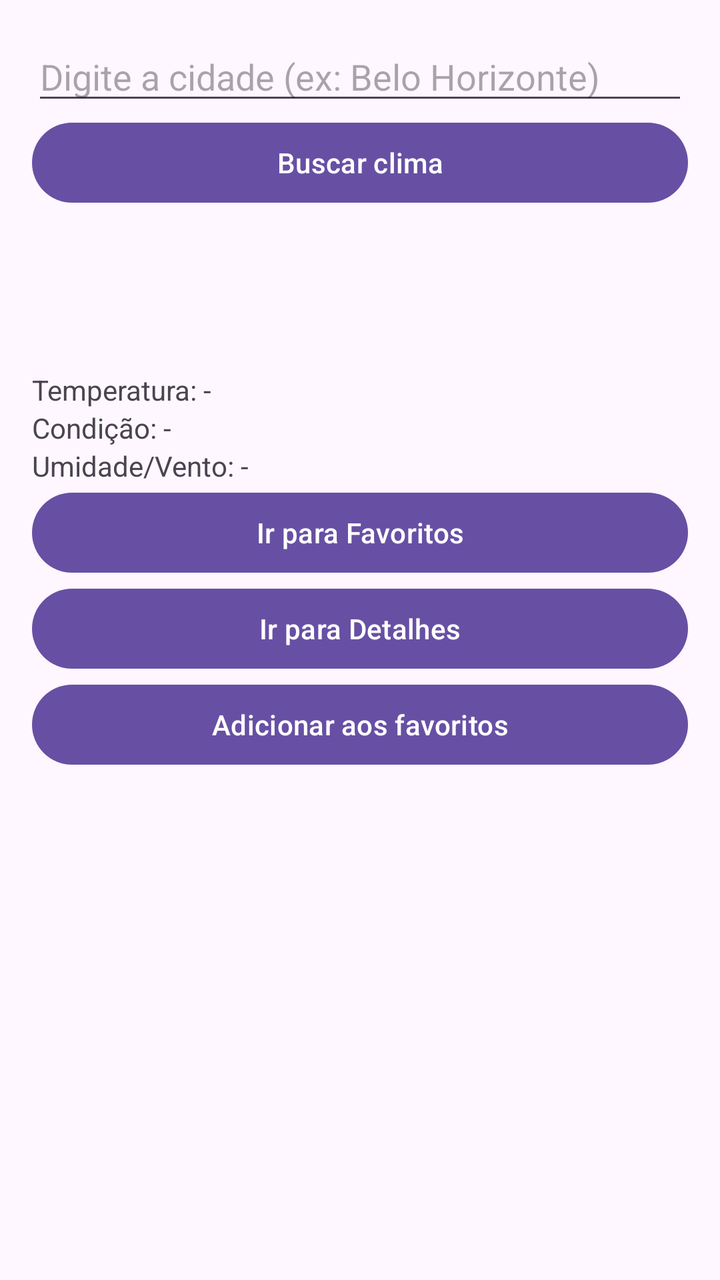
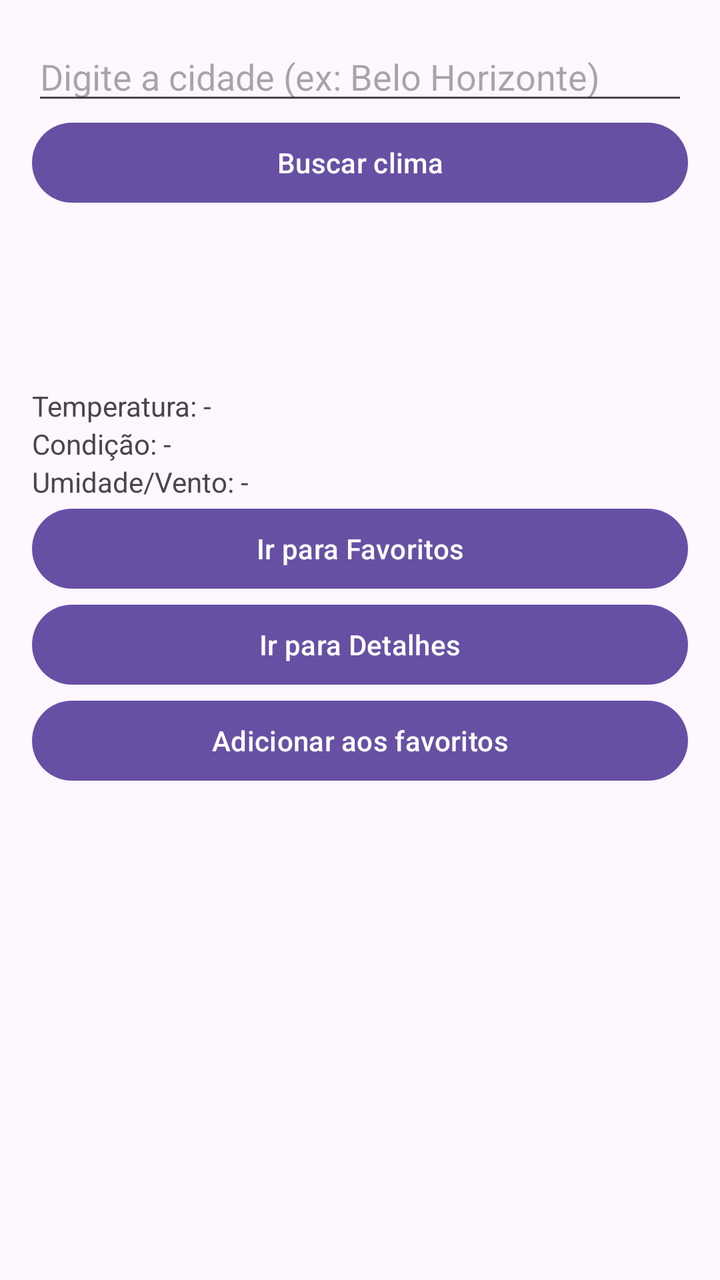

An Android layout rendered at two revisions. The XML below is the earlier revision; the diff shows what the commit changed to produce the second picture.
<!-- AndroidManifest.xml: application theme Theme.WeatherHubAndroid -->
<!-- res/layout/activity_main.xml -->
<LinearLayout xmlns:android="http://schemas.android.com/apk/res/android"
    android:id="@+id/main"
    android:orientation="vertical"
    android:padding="16dp"
    android:layout_width="match_parent"
    android:layout_height="match_parent">

    <EditText
        android:id="@+id/etCidade"
        android:hint="Digite a cidade (ex: Belo Horizonte)"
        android:layout_width="match_parent"
        android:layout_height="wrap_content"/>

    <Button
        android:id="@+id/btnBuscarClima"
        android:text="Buscar clima"
        android:layout_width="match_parent"
        android:layout_height="wrap_content"/>

    <ImageView
        android:id="@+id/imgIconeClima"
        android:layout_width="80dp"
        android:layout_height="80dp"
        android:contentDescription="Ícone do clima"/>

    <TextView
        android:id="@+id/txtTemperatura"
        android:text="Temperatura: -"
        android:layout_width="match_parent"
        android:layout_height="wrap_content"/>

    <TextView
        android:id="@+id/txtCondicao"
        android:text="Condição: -"
        android:layout_width="match_parent"
        android:layout_height="wrap_content"/>

    <TextView
        android:id="@+id/txtExtras"
        android:text="Umidade/Vento: -"
        android:layout_width="match_parent"
        android:layout_height="wrap_content"/>

    <Button
        android:id="@+id/btnAbrirFavoritos"
        android:text="Ir para Favoritos"
        android:layout_width="match_parent"
        android:layout_height="wrap_content"/>

    <Button
        android:id="@+id/btnAbrirDetalhes"
        android:text="Ir para Detalhes"
        android:layout_width="match_parent"
        android:layout_height="wrap_content"/>

    <Button
        android:id="@+id/btnAdicionarFavoritoHome"
        android:text="Adicionar aos favoritos"
        android:layout_width="match_parent"
        android:layout_height="wrap_content"/>
</LinearLayout>
<!-- resources referenced by this layout -->
<resources>
  <style name="Theme.WeatherHubAndroid" parent="Base.Theme.WeatherHubAndroid" />
  <style name="Base.Theme.WeatherHubAndroid" parent="Theme.Material3.DayNight.NoActionBar">
          
          
      </style>
</resources>

<!-- the commit's change to res/layout/activity_main.xml (unified diff, before → after) -->
@@ -21,7 +21,9 @@
         android:id="@+id/imgIconeClima"
         android:layout_width="80dp"
         android:layout_height="80dp"
-        android:contentDescription="Ícone do clima"/>
+        android:layout_marginTop="8dp"
+        android:contentDescription="Ícone do clima"
+        android:adjustViewBounds="true"/>
 
     <TextView
         android:id="@+id/txtTemperatura"
